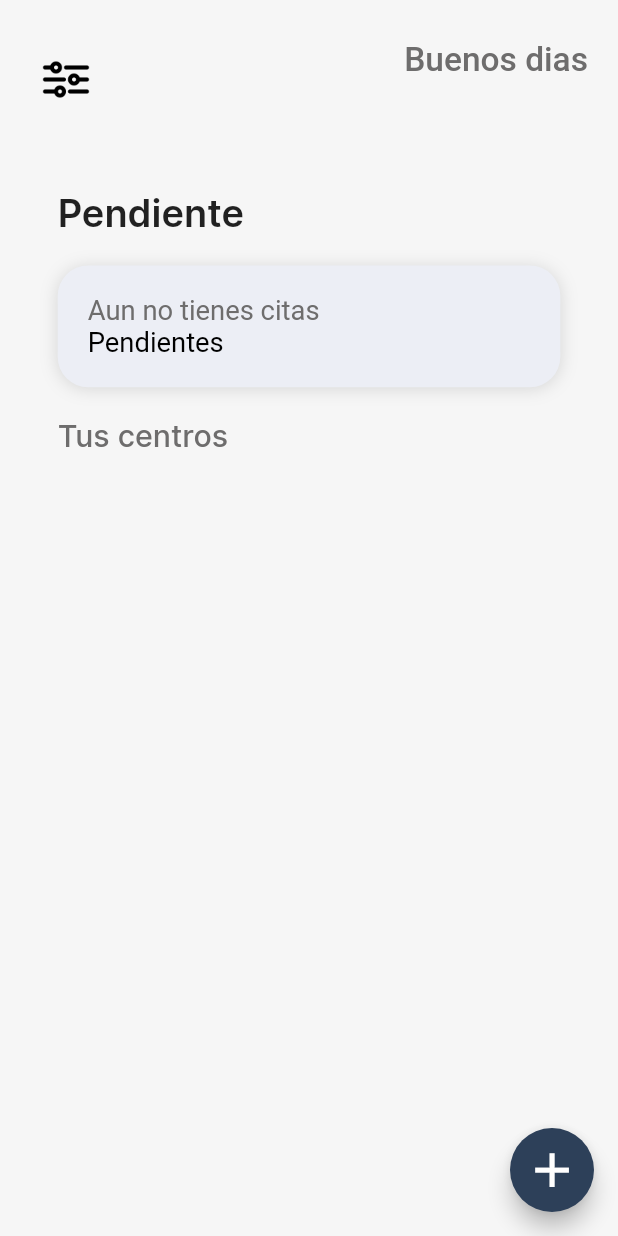
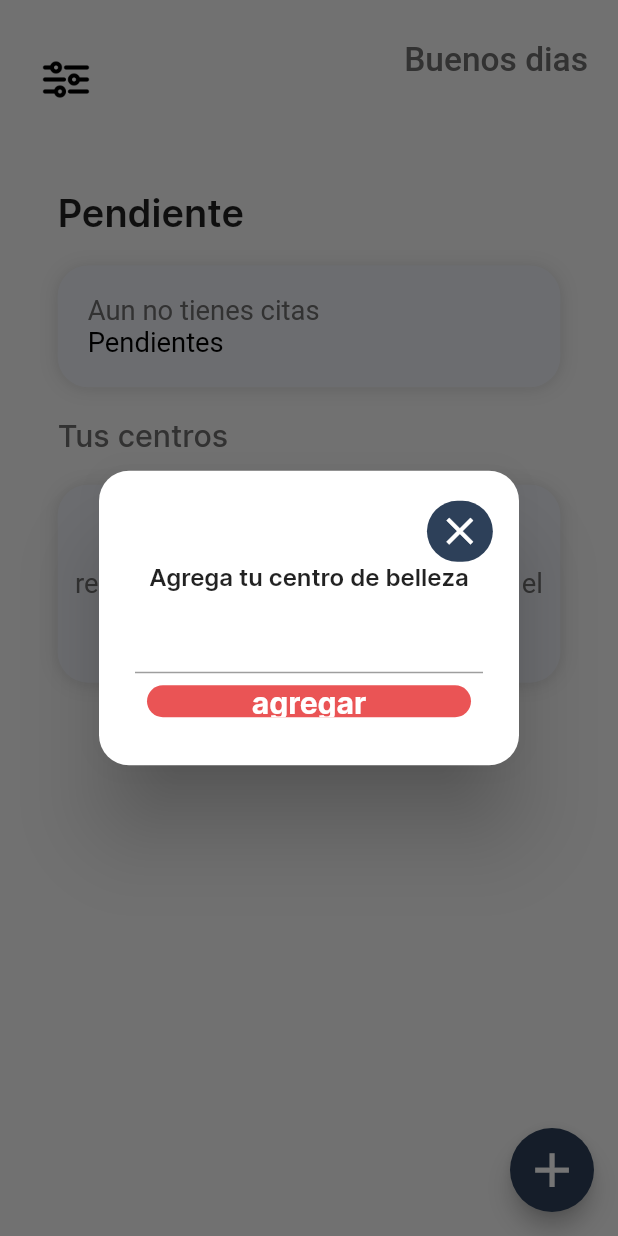
Before and after one commit to ancerox/BP, a Flutter app: the HomePage screen opened by its route, after a tap on the "add" icon, on a phone screen of 412 x 824 dp. Run offline on Flutter 3.47's test engine with Material 2 defaults, Android fonts, the phone set to English and light mode, and no system bars; our stand-ins replace circular_countdown_timer, cloud_firestore, firebase_auth, firebase_core, flutter_spinkit, flutter_svg and 2 more; accounts and stored records are empty; network calls fail.

Commit message:
HomePage Funcionalitys v0.1.1

```diff
--- a/lib/Screens/HomePage/Home_page.dart
+++ b/lib/Screens/HomePage/Home_page.dart
@@ -1,15 +1,18 @@
+import 'package:bp/Components/customButton.dart';
 import 'package:bp/Components/loadingWidget.dart';
+import 'package:bp/Screens/HomePage/center_card.dart';
+import 'package:bp/Screens/center/center_page.dart';
 import 'package:bp/colors.dart';
-import 'package:bp/models/beauty_centers.dart';
+
 import 'package:bp/models/user_models.dart';
 import 'package:bp/services/centers_services.dart';
 import 'package:bp/services/user_services.dart';
 import 'package:bp/size_config.dart';
-import 'package:bp/models/beauty_centers.dart';
-import 'package:firebase_auth/firebase_auth.dart';
 
 import 'package:flutter/material.dart';
 import 'package:provider/provider.dart';
+
+import 'no_centters_added.dart';
 
 TextEditingController centerCodeCtr = TextEditingController();
 
@@ -27,11 +30,8 @@ class _HomePageState extends State<HomePage> {
       floatingActionButton: FloatingActionButton(
         backgroundColor: kPrimeryColor,
         onPressed: () async {
-          // final provider = Provider.of<CenterProivder>(context, listen: false);
-
-          // provider.centersList
-
-          await FirebaseAuth.instance.signOut();
+          addCenter();
+          // await FirebaseAuth.instance.signOut();
         },
         child: Icon(
           Icons.add,
@@ -187,16 +187,28 @@ class _HomePageState extends State<HomePage> {
       stream: provider.centerIds,
       builder: (context, snap) {
         if (snap.data != null) {
+          if (snap.data.length > 0) {
             return Column(
               children: List.generate(
                   snap.data.length,
                   (index) => StreamBuilder(
                         stream: provider.centerData(snap.data[index]),
                         builder: (context, snap) {
-                        return centerCard(snap.data);
+                          if (snap.data != null) {
+                            return InkWell(
+                                onTap: () {
+                                  Navigator.pushNamed(
+                                      context, CenterPage.route);
+                                },
+                                child: CenterCard(data: snap.data));
+                          } else {
+                            return Container();
+                          }
                         },
                       )),
             );
+          }
+          return NoCenttersAdded();
         }
 
         return Container();
@@ -204,160 +216,68 @@ class _HomePageState extends State<HomePage> {
     );
   }
 
-  Widget centerCard(data) {
-    return Center(
+  addCenter() {
+    showDialog(
+        context: context,
+        builder: (context) {
+          return AlertDialog(
+              shape: RoundedRectangleBorder(
+                  borderRadius: BorderRadius.all(Radius.circular(20.0))),
+              content: Container(
+                decoration: BoxDecoration(),
+                width: getPSW(100),
+                height: getPSH(150),
+                child: Stack(children: [
+                  Column(
+                    children: [
+                      Align(
+                        // These values are based on trial & error method
+                        alignment: Alignment(1.07, -1.08),
+                        child: InkWell(
+                          onTap: () {
+                            Navigator.pop(context);
+                          },
                           child: Container(
-        margin: EdgeInsets.symmetric(vertical: getPSH(10)),
-        height: getPSH(120),
-        width: getPSW(328),
+                            height: getPSH(40),
+                            width: getPSW(40),
                             decoration: BoxDecoration(
-            borderRadius: BorderRadius.circular(getPSH(17)),
+                              color: kPrimeryColor,
+                              borderRadius: BorderRadius.circular(getPSH(20)),
+                            ),
+                            child: Icon(
+                              Icons.close,
+                              size: getPSH(30),
                               color: Colors.white,
-            boxShadow: [
-              BoxShadow(
-                  spreadRadius: 0,
-                  offset: Offset(0, 1),
-                  blurRadius: 9.0,
-                  color: Colors.grey[350])
-            ]),
-        child: Row(
-          // mainAxisAlignment: MainAxisAlignment.spaceBetween,
-          children: [
-            Container(
-              child: ClipRRect(
-                borderRadius: BorderRadius.circular(25),
-                child: Image(
-                  fit: BoxFit.cover,
-                  image: NetworkImage(data['fotoUrl']),
                             ),
                           ),
-              width: getPSW(100),
-              height: double.infinity,
-              decoration: BoxDecoration(
-                border: Border.all(
-                  width: 10,
-                  color: Colors.white,
-                ),
-                borderRadius: BorderRadius.circular(20),
                         ),
                       ),
-            Container(
-              padding: EdgeInsets.only(
-                  left: getPSW(15), bottom: getPSH(15), top: getPSH(15)),
-              child: Column(
-                  crossAxisAlignment: CrossAxisAlignment.start,
-                  children: [
-                    Text(
-                      data['name'],
-                      style: TextStyle(
-                          height: getPSH(1.5),
-                          fontSize: getPSW(18),
-                          fontWeight: FontWeight.w400),
-                    ),
-                    Text(
-                      'Desde 8:00 Am',
-                      style: TextStyle(
-                          height: getPSH(1.5),
-                          fontSize: getPSW(10),
-                          fontWeight: FontWeight.w200),
-                    ),
-                    Text(
-                      'Hasta 5:00 Pm',
-                      style: TextStyle(
-                          fontSize: getPSW(10), fontWeight: FontWeight.w200),
-                    ),
-                    SizedBox(
-                      height: getPSH(5),
-                    ),
-                    Row(
-                      children: [
-                        ...List.generate(
-                            3,
-                            (index) => CircleAvatar(
-                                  maxRadius: getPSH(12),
-                                ))
-                      ],
-                    )
-                  ]),
-            ),
-            Align(
-              alignment: Alignment.bottomRight,
-              child: Container(
-                margin: EdgeInsets.only(left: getPSH(40), bottom: getPSH(20)),
-                child: Row(
-                  crossAxisAlignment: CrossAxisAlignment.end,
-                  children: [
-                    Text(
-                      'Abierto',
-                      style: TextStyle(
-                          fontSize: getPSH(12), fontWeight: FontWeight.w300),
-                    ),
-                    SizedBox(
-                      width: getPSW(5),
-                    ),
-                    Icon(
-                      Icons.circle,
-                      color: Color(0xff74EFAD),
-                      size: getPSH(14),
-                    )
-                  ],
-                ),
+                      Expanded(
+                          child: Text(
+                        'Agrega tu centro de belleza',
+                        style: TextStyle(fontWeight: FontWeight.w600),
+                      )),
+                      Expanded(
+                          child: TextField(
+                        style: TextStyle(fontSize: getPSH(20)),
+                        controller: centerCodeCtr,
+                      )),
+                      Expanded(
+                        child: CustomButton(
+                          context: context,
+                          text: 'agregar',
+                          pressd: () {
+                            final provider = Provider.of<CenterProivder>(
+                                context,
+                                listen: false);
+                            provider.addCenter(centerCodeCtr.text);
+                          },
                         ),
                       ),
                     ],
                   ),
-      ),
-    );
-  }
-
-  addCenter() {
-    // final provider = Provider.of<UserServices>(context, listen: false);
-
-    // provider.centersList();
-
-    // showDialog(
-    //     context: context,
-    //     builder: (context) {
-    //       return AlertDialog(
-    //         actions: [
-    //           IconButton(
-    //               icon: Text('Buscar'),
-    //               onPressed: () {
-    //                 provider.addCenter(centerCodeCtr.text);
-    //                 print(centerCodeCtr.text);
-    //               })
-    //         ],
-    //         content: TextFormField(
-    //           controller: centerCodeCtr,
-    //         ),
-    //       );
-    //     });
+                ]),
+              ));
+        });
   }
 }
-
-//  return Container(
-//           height: getPSH(130),
-//           width: getPSW(305),
-//           decoration: BoxDecoration(boxShadow: [
-//             BoxShadow(
-//                 spreadRadius: 0,
-//                 offset: Offset(0, 1),
-//                 blurRadius: 9.0,
-//                 color: Colors.grey[350])
-//           ], borderRadius: BorderRadius.circular(getPSH(20)), color: kLightBlueC),
-//           child: Align(
-//               child: RichText(
-//             textAlign: TextAlign.center,
-//             text: TextSpan(children: [
-//               TextSpan(
-//                 text:
-//                     'Aun no tienes centros de belleza registrados puedes agregar tocando el ',
-//                 style: TextStyle(color: kLightColor, fontSize: getPSH(18)),
-//               ),
-//               TextSpan(
-//                 text: 'boton de agregar abajo',
-//                 style: TextStyle(color: Colors.black, fontSize: getPSH(18)),
-//               ),
-//             ]),
-//           )),
-//         );
--- /dev/null
+++ b/lib/Screens/HomePage/no_centters_added.dart
@@ -0,0 +1,40 @@
+import 'package:flutter/material.dart';
+
+import '../../colors.dart';
+import '../../size_config.dart';
+
+class NoCenttersAdded extends StatelessWidget {
+  const NoCenttersAdded({
+    Key key,
+  }) : super(key: key);
+
+  @override
+  Widget build(BuildContext context) {
+    return Container(
+      height: getPSH(130),
+      width: getPSW(305),
+      decoration: BoxDecoration(boxShadow: [
+        BoxShadow(
+            spreadRadius: 0,
+            offset: Offset(0, 1),
+            blurRadius: 9.0,
+            color: Colors.grey[350])
+      ], borderRadius: BorderRadius.circular(getPSH(20)), color: kLightBlueC),
+      child: Align(
+          child: RichText(
+        textAlign: TextAlign.center,
+        text: TextSpan(children: [
+          TextSpan(
+            text:
+                'Aun no tienes centros de belleza registrados puedes agregar tocando el ',
+            style: TextStyle(color: kLightColor, fontSize: getPSH(18)),
+          ),
+          TextSpan(
+            text: 'boton de agregar abajo',
+            style: TextStyle(color: Colors.black, fontSize: getPSH(18)),
+          ),
+        ]),
+      )),
+    );
+  }
+}
--- a/lib/Screens/center/center_page.dart
+++ b/lib/Screens/center/center_page.dart
@@ -5,7 +5,7 @@ import 'package:flutter/material.dart';
 
 class CenterPage extends StatefulWidget {
   CenterPage({Key key}) : super(key: key);
-
+  static String route = 'centerPage';
   @override
   _CenterPageState createState() => _CenterPageState();
 }
--- a/lib/routes.dart
+++ b/lib/routes.dart
@@ -1,4 +1,5 @@
 import 'package:bp/Screens/HomePage/Home_page.dart';
+import 'package:bp/Screens/center/center_page.dart';
 import 'package:bp/Screens/codeSms/CodeSms_S.dart';
 import 'package:bp/Screens/log%20in/login_S.dart';
 import 'package:bp/authWrapped.dart';
@@ -12,4 +13,5 @@ Map<String, WidgetBuilder> routes = {
   SmsPage.routeName: (_) => SmsPage(),
   HomePage.route: (_) => HomePage(),
   AuthWraped.route: (_) => AuthWraped(),
+  CenterPage.route: (_) => CenterPage(),
 };
```
Also changed, not shown: lib/Screens/HomePage/center_card.dart (added, +119 -0 lines), lib/services/centers_services.dart (+13 -12 lines). Lines whose indentation alone changed are shown as unchanged.
